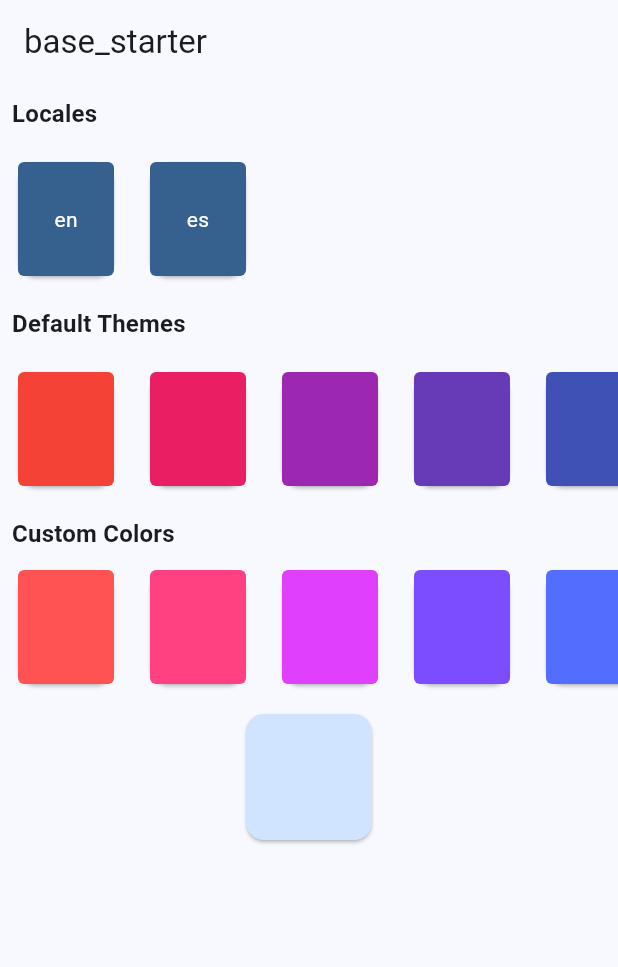
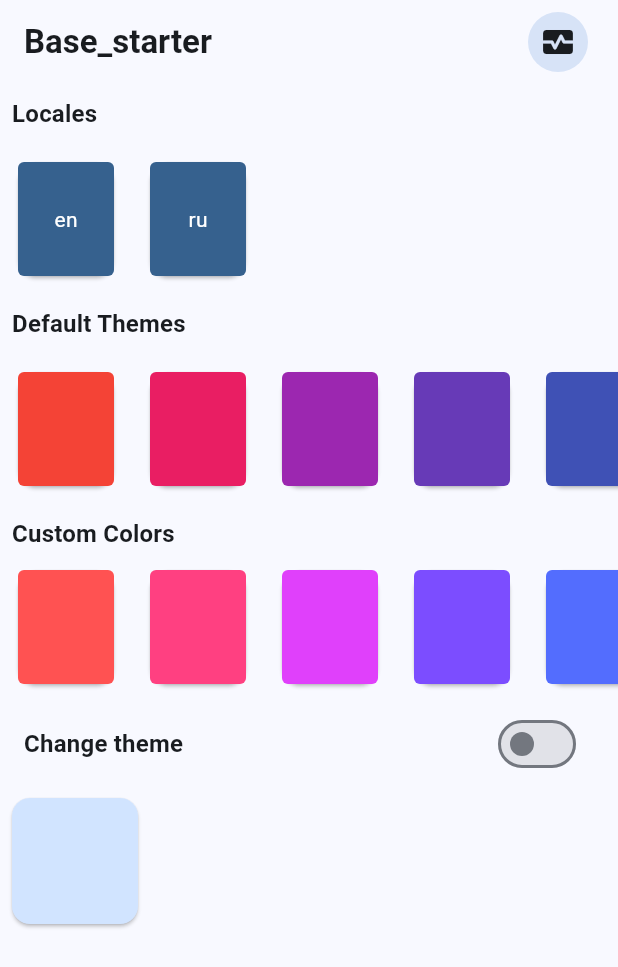
Before and after one commit to K1yoshiSho/base, a Flutter app: the screen it shows after launch, on a phone screen of 412 x 824 dp. Shown: the top 967 px of the screen. Run offline on Flutter 3.47's test engine with Material 3 defaults, Android fonts, the phone set to English and light mode, and no system bars; our stand-ins replace bloc_concurrency, dio, drift, flutter_bloc, freezed_annotation, rxdart and 2 more; missing offline and left inert: talker_bloc_logger; accounts and stored records are empty; generated files the repository leaves out were written again.

Commit message:
PageModel, change theme, added russian lang, change structure

```diff
--- a/analysis_options.yaml
+++ b/analysis_options.yaml
@@ -3,6 +3,10 @@ include: package:sizzle_lints/sizzle_lints.yaml
 analyzer:
   exclude:
     - "lib/src/core/localization/generated/**"
+linter:
+  rules:
+    public_member_api_docs: false
+    lines_longer_than_80_chars: false
 
 dart_code_metrics:
   metrics:
--- a/lib/src/core/utils/extensions/string_extension.dart
+++ b/lib/src/core/utils/extensions/string_extension.dart
@@ -3,4 +3,7 @@ extension StringExtension on String {
   /// Returns a new string with the first [length] characters of this string.
   String limit(int length) =>
       length < this.length ? substring(0, length) : this;
+
+  /// Returns a new string with the first character capitalized.
+  String capitalize() => '${this[0].toUpperCase()}${substring(1)}';
 }
--- a/lib/src/feature/app/widget/material_context.dart
+++ b/lib/src/feature/app/widget/material_context.dart
@@ -1,5 +1,5 @@
 import 'package:base_starter/src/core/localization/localization.dart';
-import 'package:base_starter/src/feature/home/widget/home_screen.dart';
+import 'package:base_starter/src/feature/home/presentation/pages/home.dart';
 import 'package:base_starter/src/feature/settings/widget/settings_scope.dart';
 import 'package:flutter/material.dart';
 
--- /dev/null
+++ b/lib/src/feature/home/presentation/pages/home.dart
@@ -0,0 +1,13 @@
+import 'package:base_starter/src/core/localization/localization.dart';
+import 'package:base_starter/src/core/utils/extensions/string_extension.dart';
+import 'package:base_starter/src/core/utils/talker_logger.dart';
+import 'package:base_starter/src/feature/settings/widget/settings_scope.dart';
+import 'package:flutter/material.dart';
+import 'package:talker_flutter/talker_flutter.dart';
+
+part 'view/home_page.dart';
+
+part '../widgets/language_selector.dart';
+part '../widgets/theme_selector.dart';
+part '../widgets/language_card.dart';
+part '../widgets/theme_card.dart';
--- /dev/null
+++ b/lib/src/feature/home/presentation/pages/view/home_page.dart
@@ -0,0 +1,111 @@
+part of '../home.dart';
+
+/// {@template sample_page}
+/// SamplePage widget
+/// {@endtemplate}
+class HomeScreen extends StatelessWidget {
+  /// {@macro sample_page}
+  const HomeScreen({super.key});
+
+  @override
+  Widget build(BuildContext context) => Scaffold(
+        backgroundColor: Theme.of(context).colorScheme.background,
+        body: CustomScrollView(
+          slivers: [
+            SliverAppBar(
+              title: Row(
+                mainAxisAlignment: MainAxisAlignment.spaceBetween,
+                children: [
+                  Text(
+                    Localization.of(context).appTitle.capitalize(),
+                    style: Theme.of(context).textTheme.titleLarge?.copyWith(
+                          fontWeight: FontWeight.bold,
+                          color: Theme.of(context).colorScheme.onBackground,
+                        ),
+                  ),
+                  IconButton.filledTonal(
+                    icon: const Icon(Icons.monitor_heart),
+                    onPressed: () {
+                      Navigator.of(context).push(
+                        MaterialPageRoute<Widget>(
+                          builder: (_) => TalkerScreen(
+                            talker: talker,
+                          ),
+                        ),
+                      );
+                    },
+                    splashRadius: 8,
+                  ),
+                ],
+              ),
+            ),
+            SliverList(
+              delegate: SliverChildListDelegate.fixed([
+                Padding(
+                  padding: const EdgeInsets.all(8.0),
+                  child: Text(
+                    Localization.of(context).locales,
+                    style: Theme.of(context).textTheme.titleMedium?.copyWith(
+                          fontWeight: FontWeight.bold,
+                          color: Theme.of(context).colorScheme.onBackground,
+                        ),
+                  ),
+                ),
+                _LanguagesSelector(Localization.supportedLocales),
+                Padding(
+                  padding: const EdgeInsets.all(8.0),
+                  child: Text(
+                    Localization.of(context).default_themes,
+                    style: Theme.of(context).textTheme.titleMedium?.copyWith(
+                          fontWeight: FontWeight.bold,
+                          color: Theme.of(context).colorScheme.onBackground,
+                        ),
+                  ),
+                ),
+                const _ThemeSelector(Colors.primaries),
+                Padding(
+                  padding: const EdgeInsets.only(left: 8, top: 8),
+                  child: Text(
+                    Localization.of(context).custom_colors,
+                    style: Theme.of(context).textTheme.titleMedium?.copyWith(
+                          fontWeight: FontWeight.bold,
+                          color: Theme.of(context).colorScheme.onBackground,
+                        ),
+                  ),
+                ),
+                const _ThemeSelector(Colors.accents),
+                SwitchListTile(
+                  title: Text(
+                    Localization.of(context).change_theme,
+                    style: Theme.of(context).textTheme.titleMedium?.copyWith(
+                          fontWeight: FontWeight.bold,
+                          color: Theme.of(context).colorScheme.onBackground,
+                        ),
+                  ),
+                  value: SettingsScope.themeOf(context).isDarkMode,
+                  onChanged: (value) {
+                    SettingsScope.themeOf(context).setThemeMode(
+                      value ? ThemeMode.dark : ThemeMode.light,
+                    );
+                  },
+                ),
+              ]),
+            ),
+            SliverToBoxAdapter(
+              child: Row(
+                children: [
+                  SizedBox(
+                    height: 100,
+                    width: 100,
+                    child: Card(
+                      color: Theme.of(context).colorScheme.primaryContainer,
+                      margin: const EdgeInsets.all(8),
+                    ),
+                  ),
+                ],
+              ),
+            ),
+          ],
+        ),
+      );
+}
--- /dev/null
+++ b/lib/src/feature/home/presentation/widgets/language_card.dart
@@ -0,0 +1,32 @@
+part of '../pages/home.dart';
+
+class _LanguageCard extends StatelessWidget {
+  const _LanguageCard(this._language);
+
+  final Locale _language;
+
+  @override
+  Widget build(BuildContext context) => Card(
+        child: DecoratedBox(
+          decoration: BoxDecoration(
+            color: Theme.of(context).colorScheme.primary,
+            borderRadius: BorderRadius.circular(4),
+          ),
+          child: InkWell(
+            onTap: () => SettingsScope.localeOf(context).setLocale(_language),
+            borderRadius: BorderRadius.circular(4),
+            child: SizedBox(
+              width: 64,
+              child: Center(
+                child: Text(
+                  _language.languageCode,
+                  style: Theme.of(context).textTheme.bodyMedium?.copyWith(
+                        color: Theme.of(context).colorScheme.onPrimary,
+                      ),
+                ),
+              ),
+            ),
+          ),
+        ),
+      );
+}
--- /dev/null
+++ b/lib/src/feature/home/presentation/widgets/language_selector.dart
@@ -0,0 +1,24 @@
+part of '../pages/home.dart';
+
+class _LanguagesSelector extends StatelessWidget {
+  const _LanguagesSelector(this._languages);
+
+  final List<Locale> _languages;
+
+  @override
+  Widget build(BuildContext context) => SizedBox(
+        height: 100,
+        child: ListView.builder(
+          scrollDirection: Axis.horizontal,
+          itemCount: _languages.length,
+          itemBuilder: (context, index) {
+            final language = _languages.elementAt(index);
+
+            return Padding(
+              padding: const EdgeInsets.all(8.0),
+              child: _LanguageCard(language),
+            );
+          },
+        ),
+      );
+}
--- /dev/null
+++ b/lib/src/feature/home/presentation/widgets/theme_card.dart
@@ -0,0 +1,22 @@
+part of '../pages/home.dart';
+
+class _ThemeCard extends StatelessWidget {
+  const _ThemeCard(this._color);
+
+  final Color _color;
+
+  @override
+  Widget build(BuildContext context) => Card(
+        child: Material(
+          color: _color,
+          borderRadius: BorderRadius.circular(4),
+          child: InkWell(
+            onTap: () {
+              SettingsScope.themeOf(context).setThemeSeedColor(_color);
+            },
+            borderRadius: BorderRadius.circular(4),
+            child: const SizedBox.square(dimension: 64),
+          ),
+        ),
+      );
+}
--- /dev/null
+++ b/lib/src/feature/home/presentation/widgets/theme_selector.dart
@@ -0,0 +1,24 @@
+part of '../pages/home.dart';
+
+class _ThemeSelector extends StatelessWidget {
+  const _ThemeSelector(this._colors);
+
+  final List<Color> _colors;
+
+  @override
+  Widget build(BuildContext context) => SizedBox(
+        height: 100,
+        child: ListView.builder(
+          scrollDirection: Axis.horizontal,
+          itemCount: _colors.length,
+          itemBuilder: (context, index) {
+            final color = _colors.elementAt(index);
+
+            return Padding(
+              padding: const EdgeInsets.all(8.0),
+              child: _ThemeCard(color),
+            );
+          },
+        ),
+      );
+}
--- a/lib/src/feature/home/widget/home_screen.dart
+++ /dev/null
@@ -1,168 +0,0 @@
-import 'package:base_starter/src/core/localization/localization.dart';
-import 'package:base_starter/src/feature/settings/widget/settings_scope.dart';
-import 'package:flutter/material.dart';
-
-/// {@template sample_page}
-/// SamplePage widget
-/// {@endtemplate}
-class HomeScreen extends StatelessWidget {
-  /// {@macro sample_page}
-  const HomeScreen({super.key});
-
-  @override
-  Widget build(BuildContext context) => Scaffold(
-        backgroundColor: Theme.of(context).colorScheme.background,
-        body: CustomScrollView(
-          slivers: [
-            SliverAppBar(title: Text(Localization.of(context).appTitle)),
-            SliverList(
-              delegate: SliverChildListDelegate.fixed([
-                Padding(
-                  padding: const EdgeInsets.all(8.0),
-                  child: Text(
-                    Localization.of(context).locales,
-                    style: Theme.of(context).textTheme.titleMedium?.copyWith(
-                          fontWeight: FontWeight.bold,
-                          color: Theme.of(context).colorScheme.onBackground,
-                        ),
-                  ),
-                ),
-                _LanguagesSelector(Localization.supportedLocales),
-                Padding(
-                  padding: const EdgeInsets.all(8.0),
-                  child: Text(
-                    Localization.of(context).default_themes,
-                    style: Theme.of(context).textTheme.titleMedium?.copyWith(
-                          fontWeight: FontWeight.bold,
-                          color: Theme.of(context).colorScheme.onBackground,
-                        ),
-                  ),
-                ),
-                const _ThemeSelector(Colors.primaries),
-                Padding(
-                  padding: const EdgeInsets.only(left: 8, top: 8),
-                  child: Text(
-                    Localization.of(context).custom_colors,
-                    style: Theme.of(context).textTheme.titleMedium?.copyWith(
-                          fontWeight: FontWeight.bold,
-                          color: Theme.of(context).colorScheme.onBackground,
-                        ),
-                  ),
-                ),
-                const _ThemeSelector(Colors.accents),
-              ]),
-            ),
-            SliverToBoxAdapter(
-              child: Center(
-                child: SizedBox(
-                  height: 100,
-                  width: 100,
-                  child: Card(
-                    color: Theme.of(context).colorScheme.primaryContainer,
-                    margin: const EdgeInsets.all(8),
-                  ),
-                ),
-              ),
-            ),
-          ],
-        ),
-      );
-}
-
-class _LanguagesSelector extends StatelessWidget {
-  const _LanguagesSelector(this._languages);
-
-  final List<Locale> _languages;
-
-  @override
-  Widget build(BuildContext context) => SizedBox(
-        height: 100,
-        child: ListView.builder(
-          scrollDirection: Axis.horizontal,
-          itemCount: _languages.length,
-          itemBuilder: (context, index) {
-            final language = _languages.elementAt(index);
-
-            return Padding(
-              padding: const EdgeInsets.all(8.0),
-              child: _LanguageCard(language),
-            );
-          },
-        ),
-      );
-}
-
-class _LanguageCard extends StatelessWidget {
-  const _LanguageCard(this._language);
-
-  final Locale _language;
-
-  @override
-  Widget build(BuildContext context) => Card(
-        child: DecoratedBox(
-          decoration: BoxDecoration(
-            color: Theme.of(context).colorScheme.primary,
-            borderRadius: BorderRadius.circular(4),
-          ),
-          child: InkWell(
-            onTap: () => SettingsScope.localeOf(context).setLocale(_language),
-            borderRadius: BorderRadius.circular(4),
-            child: SizedBox(
-              width: 64,
-              child: Center(
-                child: Text(
-                  _language.languageCode,
-                  style: Theme.of(context).textTheme.bodyMedium?.copyWith(
-                        color: Theme.of(context).colorScheme.onPrimary,
-                      ),
-                ),
-              ),
-            ),
-          ),
-        ),
-      );
-}
-
-class _ThemeSelector extends StatelessWidget {
-  const _ThemeSelector(this._colors);
-
-  final List<Color> _colors;
-
-  @override
-  Widget build(BuildContext context) => SizedBox(
-        height: 100,
-        child: ListView.builder(
-          scrollDirection: Axis.horizontal,
-          itemCount: _colors.length,
-          itemBuilder: (context, index) {
-            final color = _colors.elementAt(index);
-
-            return Padding(
-              padding: const EdgeInsets.all(8.0),
-              child: _ThemeCard(color),
-            );
-          },
-        ),
-      );
-}
-
-class _ThemeCard extends StatelessWidget {
-  const _ThemeCard(this._color);
-
-  final Color _color;
-
-  @override
-  Widget build(BuildContext context) => Card(
-        child: Material(
-          color: _color,
-          borderRadius: BorderRadius.circular(4),
-          child: InkWell(
-            onTap: () {
-              SettingsScope.themeOf(context).setThemeSeedColor(_color);
-            },
-            borderRadius: BorderRadius.circular(4),
-            child: const SizedBox.square(dimension: 64),
-          ),
-        ),
-      );
-}
--- a/lib/src/feature/initialization/logic/initialization_processor.dart
+++ b/lib/src/feature/initialization/logic/initialization_processor.dart
@@ -73,7 +73,8 @@ final class InitializationProcessor {
     // initialize dependencies
     final dependencies = await _initDependencies();
     talker.info('Dependencies initialized');
-    talker.good("Environment: ${const EnvironmentStore().environment.value}");
+    talker.good(
+        "\nEnvironment value: ${const EnvironmentStore().environment.value}\nEnvironment name: ${const EnvironmentStore().environment.name}\nEnvironment index: ${const EnvironmentStore().environment.index}");
 
     stopwatch.stop();
     final result = InitializationResult(
--- a/lib/src/feature/settings/bloc/settings_bloc.dart
+++ b/lib/src/feature/settings/bloc/settings_bloc.dart
@@ -1,7 +1,7 @@
 import 'package:base_starter/src/feature/app/model/app_theme.dart';
 import 'package:base_starter/src/feature/settings/data/locale_repository.dart';
 import 'package:base_starter/src/feature/settings/data/theme_repository.dart';
-import 'package:flutter/material.dart' show Locale;
+import 'package:flutter/material.dart';
 import 'package:flutter_bloc/flutter_bloc.dart';
 import 'package:freezed_annotation/freezed_annotation.dart';
 
--- a/lib/src/feature/settings/widget/settings_scope.dart
+++ b/lib/src/feature/settings/widget/settings_scope.dart
@@ -11,6 +11,9 @@ import 'package:flutter_bloc/flutter_bloc.dart';
 abstract interface class ThemeScopeController {
   /// Get the current [AppTheme].
   AppTheme get theme;
+
+  /// Get is the current theme mode is [ThemeMode.dark].
+  bool get isDarkMode;
 
   /// Set the theme mode to [themeMode].
   void setThemeMode(ThemeMode themeMode);
@@ -131,6 +134,9 @@ class _SettingsScopeState extends State<SettingsScope>
           child: widget.child,
         ),
       );
+
+  @override
+  bool get isDarkMode => theme.mode == ThemeMode.dark;
 }
 
 class _InheritedSettingsScope extends InheritedModel<_SettingsScopeAspect> {
```
Also changed, not shown: lib/src/core/localization/translations/intl_en.arb (+1 -12 lines), lib/src/core/localization/translations/intl_es.arb (deleted, +0 -10 lines), lib/src/core/localization/translations/intl_ru.arb (added, +8 -0 lines), lib/src/core/services/page_model.dart (added, +73 -0 lines), pubspec.yaml (+7 -2 lines), 1 other file.
